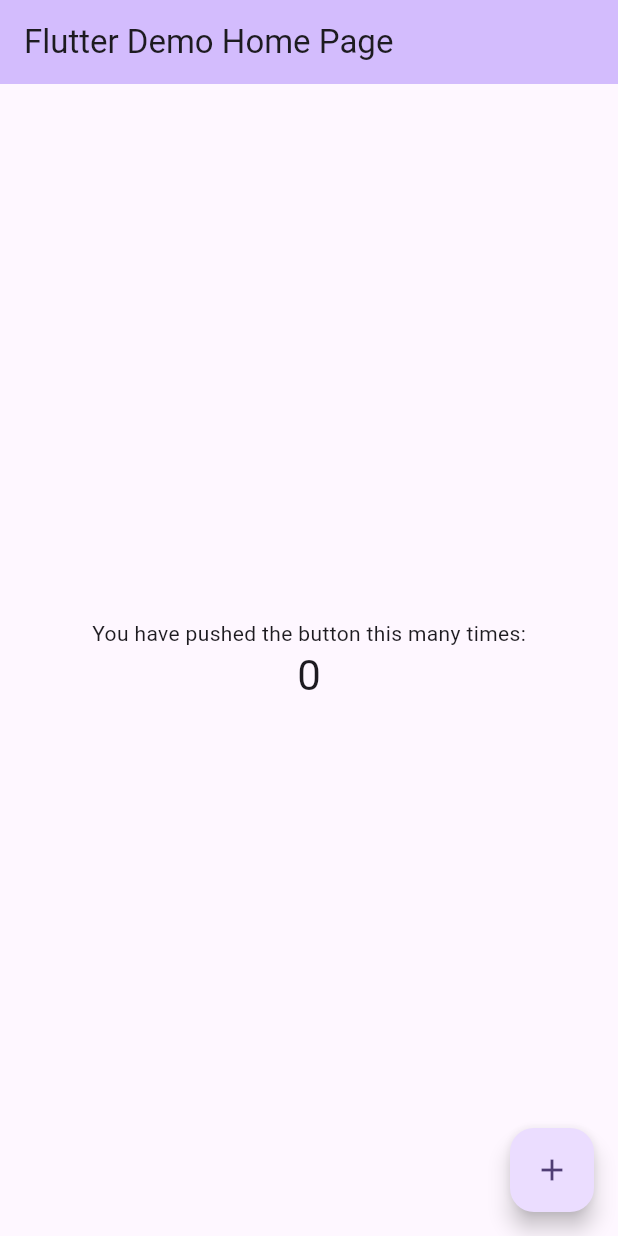
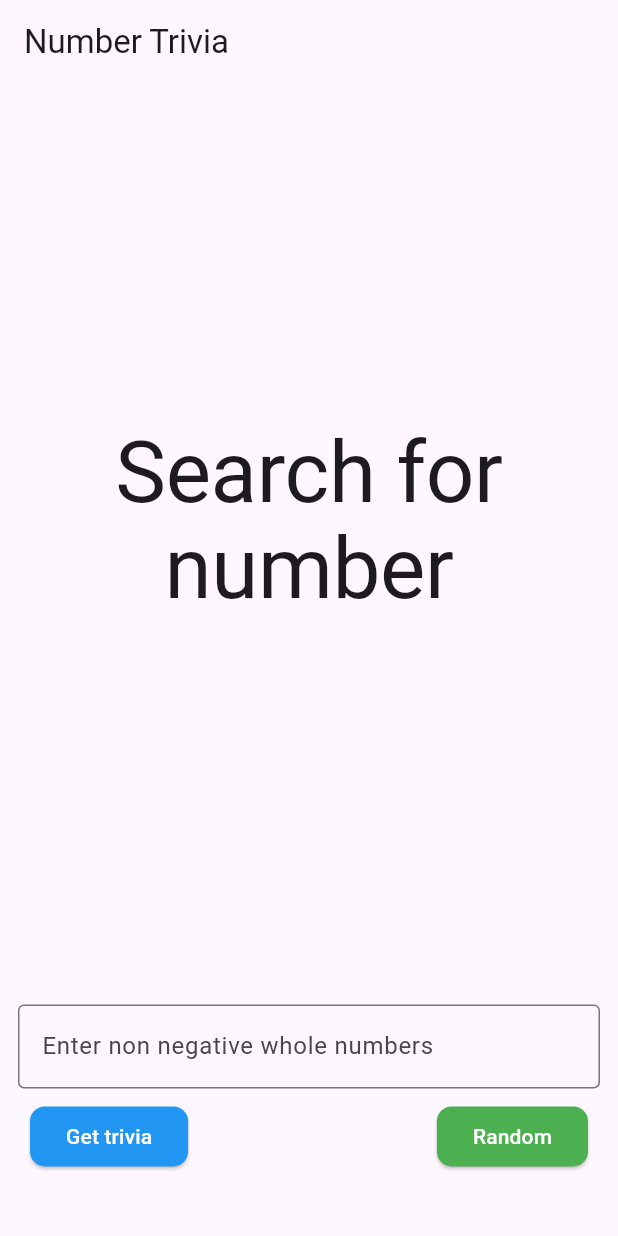
Before and after one commit to AyanDas-99/flutter-tdd-clean-arch-sample, a Flutter app: the screen it shows after launch, on a phone screen of 412 x 824 dp. Run offline on Flutter 3.47's test engine with Material 3 defaults, Android fonts, the phone set to English and light mode, and no system bars; our stand-ins replace bloc, dartz, equatable, flutter_bloc, get_it, internet_connection_checker_plus and 1 more; missing offline and left inert: data_connection_checker_nulls.

Commit message:
feat: add pages and widgets for ui

```diff
--- /dev/null
+++ b/devtools_options.yaml
@@ -0,0 +1,3 @@
+description: This file stores settings for Dart & Flutter DevTools.
+documentation: https://docs.flutter.dev/tools/devtools/extensions#configure-extension-enablement-states
+extensions:
--- a/lib/features/number_trivia/data/datasources/number_trivia_remote_data_source.dart
+++ b/lib/features/number_trivia/data/datasources/number_trivia_remote_data_source.dart
@@ -33,6 +33,7 @@ class NumberTriviaRemoteDataSourceImpl implements NumberTriviaRemoteDataSource {
       Uri.parse(url),
       headers: {
         'Content-Type': 'application/json',
+        "Access-Control-Allow-Origin": "*",
       },
     );
     if (result.statusCode == 200) {
--- a/lib/features/number_trivia/presentation/bloc/number_trivia_bloc.dart
+++ b/lib/features/number_trivia/presentation/bloc/number_trivia_bloc.dart
@@ -35,7 +35,7 @@ class NumberTriviaBloc extends Bloc<NumberTriviaEvent, NumberTriviaState> {
       GetTriviaForConcreteNumber event, Emitter<NumberTriviaState> emit) async {
     final inputEither =
         inputConverter.stringToUnsignedInteger(event.numberString);
-    inputEither.fold((failure) {
+    await inputEither.fold((failure) {
       emit(const Error(message: INVALID_INPUT_FAILURE_MSG));
     }, (input) async {
       emit(Loading());
--- /dev/null
+++ b/lib/features/number_trivia/presentation/pages/number_trivia_page.dart
@@ -0,0 +1,62 @@
+import 'package:clean_arch/features/number_trivia/presentation/bloc/number_trivia_bloc.dart';
+import 'package:clean_arch/features/number_trivia/presentation/widgets/trivia_control.dart';
+import 'package:clean_arch/features/number_trivia/presentation/widgets/trivia_display.dart';
+import 'package:clean_arch/injection_container.dart';
+import 'package:flutter/material.dart';
+import 'package:flutter_bloc/flutter_bloc.dart';
+
+class NumberTriviaPage extends StatelessWidget {
+  const NumberTriviaPage({super.key});
+
+  @override
+  Widget build(BuildContext context) {
+    return Scaffold(
+      appBar: AppBar(
+        title: const Text('Number Trivia'),
+      ),
+      body: buildBody(context),
+    );
+  }
+
+  BlocProvider<NumberTriviaBloc> buildBody(BuildContext context) {
+    return BlocProvider(
+      create: (context) => sl<NumberTriviaBloc>(),
+      child: Padding(
+        padding: const EdgeInsets.all(12.0),
+        child: Column(
+          children: [
+            Expanded(
+              child: BlocBuilder<NumberTriviaBloc, NumberTriviaState>(
+                builder: (context, state) {
+                  return switch (state) {
+                    Empty() => Center(
+                        child: Text(
+                          'Search for number',
+                          style: Theme.of(context).textTheme.displayLarge,
+                          textAlign: TextAlign.center,
+                        ),
+                      ),
+                    Loading() => const Center(
+                        child: CircularProgressIndicator(),
+                      ),
+                    Loaded() => TriviaDisplay(
+                        trivia: state.trivia,
+                      ),
+                    Error() => Text(
+                        state.message,
+                        style: Theme.of(context).textTheme.bodyLarge?.copyWith(
+                              color: Colors.red,
+                            ),
+                      ),
+                  };
+                },
+              ),
+            ),
+            const SizedBox(height: 20),
+            const TriviaControl()
+          ],
+        ),
+      ),
+    );
+  }
+}
--- /dev/null
+++ b/lib/features/number_trivia/presentation/widgets/trivia_control.dart
@@ -0,0 +1,86 @@
+import 'package:clean_arch/features/number_trivia/presentation/bloc/number_trivia_bloc.dart';
+import 'package:flutter/material.dart';
+import 'package:flutter_bloc/flutter_bloc.dart';
+
+class TriviaControl extends StatefulWidget {
+  const TriviaControl({
+    super.key,
+  });
+
+  @override
+  State<TriviaControl> createState() => _TriviaControlState();
+}
+
+class _TriviaControlState extends State<TriviaControl> {
+  final _numberController = TextEditingController();
+
+  dispatchConcrete() {
+    context.read<NumberTriviaBloc>().add(
+          GetTriviaForConcreteNumber(_numberController.text),
+        );
+    _numberController.clear();
+  }
+
+  dispatchRandom() {
+    context.read<NumberTriviaBloc>().add(
+          GetTriviaForRandomNumber(),
+        );
+
+    _numberController.clear();
+  }
+
+  @override
+  Widget build(BuildContext context) {
+    return SizedBox(
+      height: MediaQuery.of(context).size.height * 0.20,
+      child: Column(
+        mainAxisAlignment: MainAxisAlignment.center,
+        children: [
+          TextField(
+            controller: _numberController,
+            onSubmitted:(value)=> dispatchConcrete(),
+            decoration: const InputDecoration(
+                border: OutlineInputBorder(),
+                hintText: 'Enter non negative whole numbers'),
+            keyboardType: const TextInputType.numberWithOptions(),
+          ),
+          ButtonBar(
+            alignment: MainAxisAlignment.spaceBetween,
+            children: [
+              ElevatedButton(
+                style: ButtonStyle(
+                  backgroundColor: const WidgetStatePropertyAll(Colors.blue),
+                  shape: WidgetStatePropertyAll(
+                    RoundedRectangleBorder(
+                      borderRadius: BorderRadius.circular(10),
+                    ),
+                  ),
+                ),
+                onPressed: dispatchConcrete,
+                child: const Text(
+                  "Get trivia",
+                  style: TextStyle(color: Colors.white),
+                ),
+              ),
+              ElevatedButton(
+                style: ButtonStyle(
+                  backgroundColor: const WidgetStatePropertyAll(Colors.green),
+                  shape: WidgetStatePropertyAll(
+                    RoundedRectangleBorder(
+                      borderRadius: BorderRadius.circular(10),
+                    ),
+                  ),
+                ),
+                onPressed: dispatchRandom,
+                child: const Text(
+                  "Random",
+                  style: TextStyle(color: Colors.white),
+                ),
+              ),
+            ],
+          )
+        ],
+      ),
+    );
+  }
+}
--- a/lib/main.dart
+++ b/lib/main.dart
@@ -1,125 +1,23 @@
+import 'package:clean_arch/features/number_trivia/presentation/pages/number_trivia_page.dart';
 import 'package:flutter/material.dart';
+import 'injection_container.dart' as di;
 
-void main() {
+void main() async {
+  WidgetsFlutterBinding.ensureInitialized();
+  await di.init();
   runApp(const MyApp());
 }
 
 class MyApp extends StatelessWidget {
   const MyApp({super.key});
-
-  // This widget is the root of your application.
   @override
   Widget build(BuildContext context) {
     return MaterialApp(
-      title: 'Flutter Demo',
+      title: 'Number Trivia',
       theme: ThemeData(
-        // This is the theme of your application.
-        //
-        // TRY THIS: Try running your application with "flutter run". You'll see
-        // the application has a purple toolbar. Then, without quitting the app,
-        // try changing the seedColor in the colorScheme below to Colors.green
-        // and then invoke "hot reload" (save your changes or press the "hot
-        // reload" button in a Flutter-supported IDE, or press "r" if you used
-        // the command line to start the app).
-        //
-        // Notice that the counter didn't reset back to zero; the application
-        // state is not lost during the reload. To reset the state, use hot
-        // restart instead.
-        //
-        // This works for code too, not just values: Most code changes can be
-        // tested with just a hot reload.
-        colorScheme: ColorScheme.fromSeed(seedColor: Colors.deepPurple),
         useMaterial3: true,
       ),
-      home: const MyHomePage(title: 'Flutter Demo Home Page'),
+      home: const NumberTriviaPage(),
     );
   }
 }
-
-class MyHomePage extends StatefulWidget {
-  const MyHomePage({super.key, required this.title});
-
-  // This widget is the home page of your application. It is stateful, meaning
-  // that it has a State object (defined below) that contains fields that affect
-  // how it looks.
-
-  // This class is the configuration for the state. It holds the values (in this
-  // case the title) provided by the parent (in this case the App widget) and
-  // used by the build method of the State. Fields in a Widget subclass are
-  // always marked "final".
-
-  final String title;
-
-  @override
-  State<MyHomePage> createState() => _MyHomePageState();
-}
-
-class _MyHomePageState extends State<MyHomePage> {
-  int _counter = 0;
-
-  void _incrementCounter() {
-    setState(() {
-      // This call to setState tells the Flutter framework that something has
-      // changed in this State, which causes it to rerun the build method below
-      // so that the display can reflect the updated values. If we changed
-      // _counter without calling setState(), then the build method would not be
-      // called again, and so nothing would appear to happen.
-      _counter++;
-    });
-  }
-
-  @override
-  Widget build(BuildContext context) {
-    // This method is rerun every time setState is called, for instance as done
-    // by the _incrementCounter method above.
-    //
-    // The Flutter framework has been optimized to make rerunning build methods
-    // fast, so that you can just rebuild anything that needs updating rather
-    // than having to individually change instances of widgets.
-    return Scaffold(
-      appBar: AppBar(
-        // TRY THIS: Try changing the color here to a specific color (to
-        // Colors.amber, perhaps?) and trigger a hot reload to see the AppBar
-        // change color while the other colors stay the same.
-        backgroundColor: Theme.of(context).colorScheme.inversePrimary,
-        // Here we take the value from the MyHomePage object that was created by
-        // the App.build method, and use it to set our appbar title.
-        title: Text(widget.title),
-      ),
-      body: Center(
-        // Center is a layout widget. It takes a single child and positions it
-        // in the middle of the parent.
-        child: Column(
-          // Column is also a layout widget. It takes a list of children and
-          // arranges them vertically. By default, it sizes itself to fit its
-          // children horizontally, and tries to be as tall as its parent.
-          //
-          // Column has various properties to control how it sizes itself and
-          // how it positions its children. Here we use mainAxisAlignment to
-          // center the children vertically; the main axis here is the vertical
-          // axis because Columns are vertical (the cross axis would be
-          // horizontal).
-          //
-          // TRY THIS: Invoke "debug painting" (choose the "Toggle Debug Paint"
-          // action in the IDE, or press "p" in the console), to see the
-          // wireframe for each widget.
-          mainAxisAlignment: MainAxisAlignment.center,
-          children: <Widget>[
-            const Text(
-              'You have pushed the button this many times:',
-            ),
-            Text(
-              '$_counter',
-              style: Theme.of(context).textTheme.headlineMedium,
-            ),
-          ],
-        ),
-      ),
-      floatingActionButton: FloatingActionButton(
-        onPressed: _incrementCounter,
-        tooltip: 'Increment',
-        child: const Icon(Icons.add),
-      ), // This trailing comma makes auto-formatting nicer for build methods.
-    );
-  }
-}
--- a/pubspec.yaml
+++ b/pubspec.yaml
@@ -42,6 +42,7 @@ dependencies:
   shared_preferences: ^2.2.3
   http: ^1.2.2
   data_connection_checker_nulls: ^0.0.2
+  internet_connection_checker_plus: ^2.5.1
 
 dev_dependencies:
   flutter_test:
```
Also changed, not shown: lib/core/network/network_info.dart (+9 -0 lines), lib/features/number_trivia/presentation/widgets/trivia_display.dart (added, +34 -0 lines), lib/injection_container.dart (+6 -1 lines), pubspec.lock, 3 other files.
